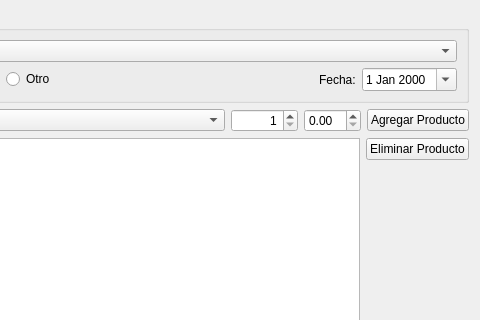
Above: plugins/compras/FormAgregarCompraBase.ui from tranfuga25s/gestotux before the change; both pictures show x 185 to 665 and y 0 to 320 of the 665 by 504 pixel window. Below: the same form after it.
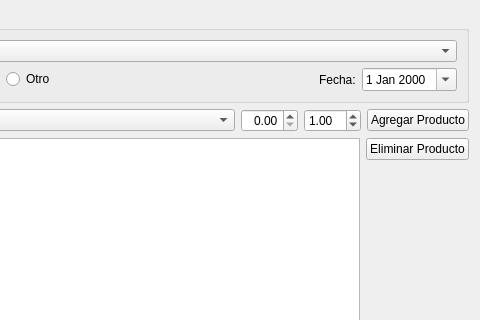
That is the form after the change. Custom widgets are drawn as their Qt base class.

Commit message: Mejorado formulario de compra y test. issue #95..

Diff of the .ui file:
```diff
--- a/plugins/compras/FormAgregarCompraBase.ui
+++ b/plugins/compras/FormAgregarCompraBase.ui
@@ -121,22 +121,16 @@
       </widget>
      </item>
      <item>
-      <widget class="QSpinBox" name="SBCant">
+      <widget class="QDoubleSpinBox" name="DSBCant">
        <property name="alignment">
         <set>Qt::AlignRight|Qt::AlignTrailing|Qt::AlignVCenter</set>
        </property>
-       <property name="minimum">
-        <number>1</number>
-       </property>
-       <property name="maximum">
-        <number>999999999</number>
-       </property>
       </widget>
      </item>
      <item>
       <widget class="EDSBPrecio" name="DSBPrecioUnitario">
        <property name="value">
-        <double>0.000000000000000</double>
+        <double>1.000000000000000</double>
        </property>
       </widget>
      </item>
```
The commit also changes 3 other files.
